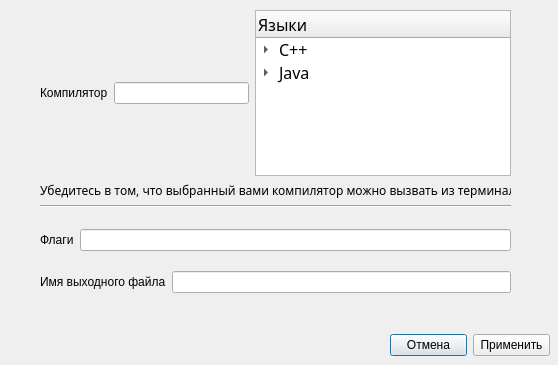
Old version of the form SettingMenuSendAction.ui in the repository eastpriSs/Knight.
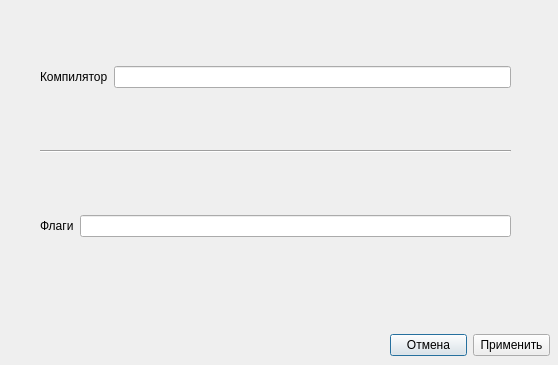
New version of the form.

Commit message: Update ability to send a file

```diff
--- a/SettingMenuSendAction.ui
+++ b/SettingMenuSendAction.ui
@@ -61,83 +61,8 @@
       <item>
        <widget class="QLineEdit" name="compilerName"/>
       </item>
-      <item>
-       <widget class="QTreeWidget" name="treeWidget">
-        <property name="enabled">
-         <bool>true</bool>
-        </property>
-        <attribute name="headerVisible">
-         <bool>true</bool>
-        </attribute>
-        <column>
-         <property name="text">
-          <string>Языки</string>
-         </property>
-         <property name="font">
-          <font>
-           <family>Wide Latin</family>
-           <pointsize>12</pointsize>
-          </font>
-         </property>
-        </column>
-        <item>
-         <property name="text">
-          <string>C++</string>
-         </property>
-         <property name="font">
-          <font>
-           <family>Snap ITC</family>
-           <pointsize>12</pointsize>
-          </font>
-         </property>
-         <item>
-          <property name="text">
-           <string>g++</string>
-          </property>
-         </item>
-         <item>
-          <property name="text">
-           <string>clang++</string>
-          </property>
-         </item>
-         <item>
-          <property name="text">
-           <string>gcc</string>
-          </property>
-         </item>
-        </item>
-        <item>
-         <property name="text">
-          <string>Java</string>
-         </property>
-         <property name="font">
-          <font>
-           <family>Ravie</family>
-           <pointsize>12</pointsize>
-          </font>
-         </property>
-         <item>
-          <property name="text">
-           <string>javac</string>
-          </property>
-         </item>
-        </item>
-       </widget>
-      </item>
      </layout>
     </item>
-    <item>
-     <widget class="QLabel" name="label_4">
-      <property name="font">
-       <font>
-        <family>Microsoft New Tai Lue</family>
-       </font>
-      </property>
-      <property name="text">
-       <string>Убедитесь в том, что выбранный вами компилятор можно вызвать из терминала.</string>
-      </property>
-     </widget>
-    </item>
     <item>
      <widget class="Line" name="line">
       <property name="orientation">
@@ -145,19 +70,6 @@
       </property>
      </widget>
     </item>
-    <item>
-     <spacer name="verticalSpacer">
-      <property name="orientation">
-       <enum>Qt::Orientation::Vertical</enum>
-      </property>
-      <property name="sizeHint" stdset="0">
-       <size>
-        <width>20</width>
-        <height>40</height>
-       </size>
-      </property>
-     </spacer>
-    </item>
     <item>
      <layout class="QHBoxLayout" name="horizontalLayout_3">
       <item>
@@ -172,33 +84,6 @@
       </item>
      </layout>
     </item>
-    <item>
-     <spacer name="verticalSpacer_2">
-      <property name="orientation">
-       <enum>Qt::Orientation::Vertical</enum>
-      </property>
-      <property name="sizeHint" stdset="0">
-       <size>
-        <width>20</width>
-        <height>40</height>
-       </size>
-      </property>
-     </spacer>
-    </item>
-    <item>
-     <layout class="QHBoxLayout" name="horizontalLayout_4">
-      <item>
-       <widget class="QLabel" name="label_3">
-        <property name="text">
-         <string>Имя выходного файла</string>
-        </property>
-       </widget>
-      </item>
-      <item>
-       <widget class="QLineEdit" name="outputExe"/>
-      </item>
-     </layout>
-    </item>
    </layout>
   </widget>
  </widget>
```
The commit also changes 3 other files.
